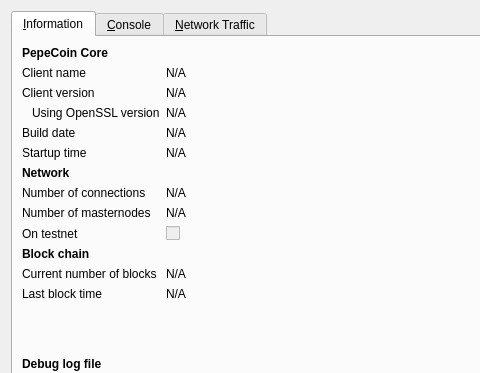
Above: src/qt/forms/rpcconsole.ui from projectmemetic/pepecoin before the change; both pictures show x 0 to 480 and y 0 to 373 of the 740 by 518 pixel window. Below: the same form after it.
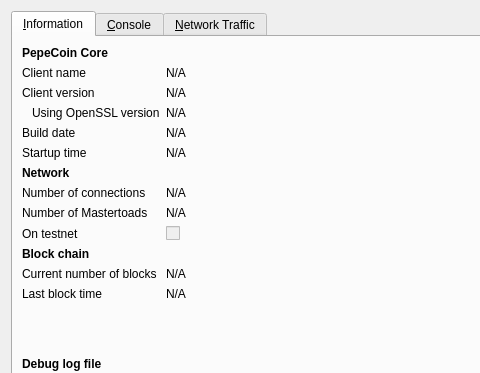
That is the form after the change. The open tabs and pages were chosen to show the change. Icons and pictures are not drawn. Custom widgets are drawn as their Qt base class.

Commit message: Mastertoads branding

What changed in the file:
```diff
--- a/src/qt/forms/rpcconsole.ui
+++ b/src/qt/forms/rpcconsole.ui
@@ -194,7 +194,7 @@
        <item row="8" column="0">
         <widget class="QLabel" name="label_15">
          <property name="text">
-          <string>Number of masternodes</string>
+          <string>Number of Mastertoads</string>
          </property>
         </widget>
        </item>
```
The commit also changes 1 other file.
